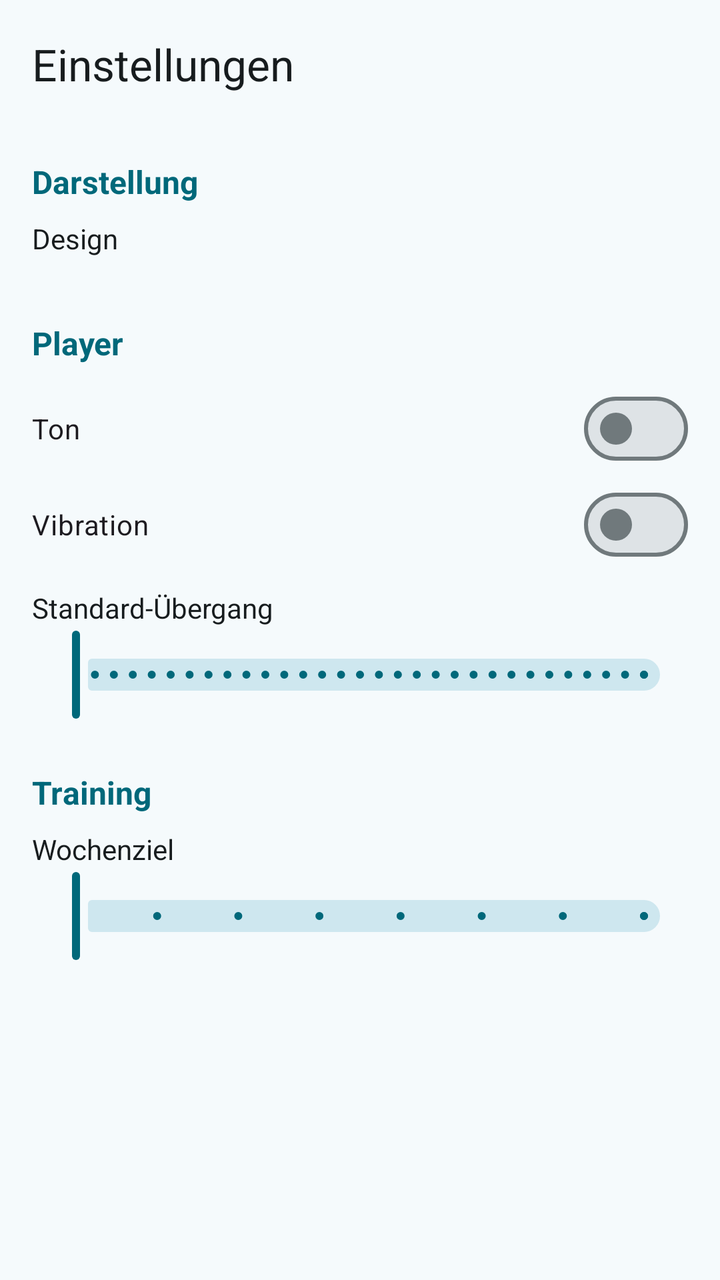
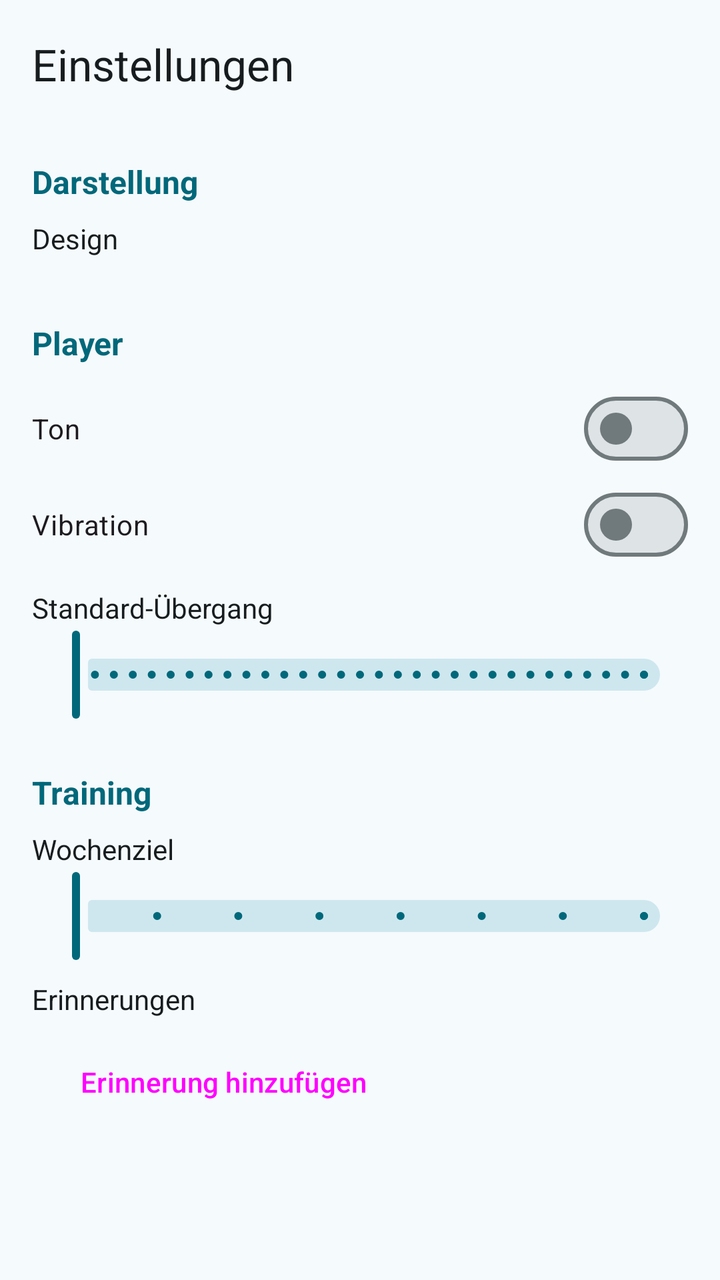

Screens rendered from an Android XML layout before and after an edit, with the pre-edit source and the edit as a unified diff.
<!-- AndroidManifest.xml: application theme Theme.Workout -->
<!-- res/layout/fragment_settings.xml -->
<?xml version="1.0" encoding="utf-8"?>
<LinearLayout xmlns:android="http://schemas.android.com/apk/res/android"
    xmlns:app="http://schemas.android.com/apk/res-auto"
    android:layout_width="match_parent"
    android:layout_height="match_parent"
    android:orientation="vertical">

    <com.google.android.material.appbar.MaterialToolbar
        android:id="@+id/toolbar"
        android:layout_width="match_parent"
        android:layout_height="?attr/actionBarSize"
        app:title="@string/einstellungen"/>

    <androidx.core.widget.NestedScrollView
        android:layout_width="match_parent"
        android:layout_height="match_parent">

        <LinearLayout
            android:layout_width="match_parent"
            android:layout_height="wrap_content"
            android:orientation="vertical"
            android:padding="16dp">

            <TextView
                android:id="@+id/txtAppearanceHeading"
                android:layout_width="wrap_content"
                android:layout_height="wrap_content"
                android:layout_marginBottom="8dp"
                android:text="@string/darstellung"
                android:textColor="?attr/colorPrimary"
                android:textSize="16sp"
                android:textStyle="bold"/>

            <TextView
                android:layout_width="wrap_content"
                android:layout_height="wrap_content"
                android:layout_marginBottom="8dp"
                android:labelFor="@id/groupDesign"
                android:text="@string/design"/>

            <com.google.android.material.button.MaterialButtonToggleGroup
                android:id="@+id/groupDesign"
                android:layout_width="match_parent"
                android:layout_height="wrap_content"
                android:layout_marginBottom="24dp"
                app:selectionRequired="true"
                app:singleSelection="true">

                <Button
                    android:id="@+id/btnDesignSystem"
                    style="?attr/materialButtonOutlinedStyle"
                    android:layout_width="0dp"
                    android:layout_height="wrap_content"
                    android:layout_weight="1"
                    android:text="@string/design_system"/>

                <Button
                    android:id="@+id/btnDesignLight"
                    style="?attr/materialButtonOutlinedStyle"
                    android:layout_width="0dp"
                    android:layout_height="wrap_content"
                    android:layout_weight="1"
                    android:text="@string/design_hell"/>

                <Button
                    android:id="@+id/btnDesignDark"
                    style="?attr/materialButtonOutlinedStyle"
                    android:layout_width="0dp"
                    android:layout_height="wrap_content"
                    android:layout_weight="1"
                    android:text="@string/design_dunkel"/>
            </com.google.android.material.button.MaterialButtonToggleGroup>

            <TextView
                android:id="@+id/txtPlayerHeading"
                android:layout_width="wrap_content"
                android:layout_height="wrap_content"
                android:layout_marginBottom="8dp"
                android:text="@string/player"
                android:textColor="?attr/colorPrimary"
                android:textSize="16sp"
                android:textStyle="bold"/>

            <com.google.android.material.materialswitch.MaterialSwitch
                android:id="@+id/switchSound"
                android:layout_width="match_parent"
                android:layout_height="wrap_content"
                android:minHeight="48dp"
                android:text="@string/ton"/>

            <com.google.android.material.materialswitch.MaterialSwitch
                android:id="@+id/switchVibration"
                android:layout_width="match_parent"
                android:layout_height="wrap_content"
                android:minHeight="48dp"
                android:text="@string/vibration"/>

            <LinearLayout
                android:layout_width="match_parent"
                android:layout_height="wrap_content"
                android:layout_marginTop="8dp"
                android:orientation="horizontal">

                <TextView
                    android:id="@+id/txtDefaultTransitionLabel"
                    android:layout_width="0dp"
                    android:layout_height="wrap_content"
                    android:layout_weight="1"
                    android:labelFor="@id/sliderDefaultTransition"
                    android:text="@string/standard_uebergang"/>

                <TextView
                    android:id="@+id/txtDefaultTransition"
                    android:layout_width="wrap_content"
                    android:layout_height="wrap_content"
                    android:textAppearance="?attr/textAppearanceBodyMedium"/>
            </LinearLayout>

            <com.google.android.material.slider.Slider
                android:id="@+id/sliderDefaultTransition"
                android:layout_width="match_parent"
                android:layout_height="wrap_content"
                android:contentDescription="@string/standard_uebergang"
                android:stepSize="1"
                android:valueFrom="0"
                android:valueTo="30"/>

            <TextView
                android:id="@+id/txtTrainingHeading"
                android:layout_width="wrap_content"
                android:layout_height="wrap_content"
                android:layout_marginTop="24dp"
                android:layout_marginBottom="8dp"
                android:text="@string/training"
                android:textColor="?attr/colorPrimary"
                android:textSize="16sp"
                android:textStyle="bold"/>

            <LinearLayout
                android:layout_width="match_parent"
                android:layout_height="wrap_content"
                android:orientation="horizontal">

                <TextView
                    android:layout_width="0dp"
                    android:layout_height="wrap_content"
                    android:layout_weight="1"
                    android:labelFor="@id/sliderWeeklyGoal"
                    android:text="@string/wochenziel"/>

                <TextView
                    android:id="@+id/txtWeeklyGoal"
                    android:layout_width="wrap_content"
                    android:layout_height="wrap_content"
                    android:textAppearance="?attr/textAppearanceBodyMedium"/>
            </LinearLayout>

            
            <com.google.android.material.slider.Slider
                android:id="@+id/sliderWeeklyGoal"
                android:layout_width="match_parent"
                android:layout_height="wrap_content"
                android:contentDescription="@string/wochenziel"
                android:stepSize="1"
                android:valueFrom="0"
                android:valueTo="7"/>
        </LinearLayout>
    </androidx.core.widget.NestedScrollView>
</LinearLayout>
<!-- resources referenced by this layout -->
<resources>
  <string name="darstellung">Darstellung</string>
  <string name="design">Design</string>
  <string name="design_dunkel">Dunkel</string>
  <string name="design_hell">Hell</string>
  <string name="design_system">System</string>
  <string name="einstellungen">Einstellungen</string>
  <string name="player">Player</string>
  <string name="standard_uebergang">Standard-Übergang</string>
  <string name="ton">Ton</string>
  <string name="training">Training</string>
  <string name="vibration">Vibration</string>
  <string name="wochenziel">Wochenziel</string>
  <style name="Theme.Workout" parent="Base.Theme.Workout" />
  <color name="primary">#00687A</color>
  <color name="on_primary">#FFFFFF</color>
  <color name="primary_container">#ACEDFF</color>
  <color name="on_primary_container">#001F26</color>
  <color name="primary_inverse">#84D2E7</color>
  <color name="secondary">#4B6269</color>
  <color name="on_secondary">#FFFFFF</color>
  <color name="secondary_container">#CEE7EF</color>
  <color name="on_secondary_container">#061F25</color>
  <color name="tertiary">#565D7E</color>
  <color name="on_tertiary">#FFFFFF</color>
  <color name="tertiary_container">#DDE1FF</color>
  <color name="on_tertiary_container">#131A37</color>
  <color name="error">#BA1A1A</color>
  <color name="on_error">#FFFFFF</color>
  <color name="error_container">#FFDAD6</color>
  <color name="on_error_container">#410002</color>
  <color name="surface">#F5FAFC</color>
  <color name="on_surface">#171C1E</color>
  <color name="surface_variant">#DBE4E7</color>
  <color name="on_surface_variant">#3F484B</color>
  <color name="surface_inverse">#2B3133</color>
  <color name="on_surface_inverse">#ECF2F4</color>
  <color name="surface_dim">#D5DBDD</color>
  <color name="surface_bright">#F5FAFC</color>
  <color name="surface_container_lowest">#FFFFFF</color>
  <color name="surface_container_low">#EFF4F7</color>
  <color name="surface_container">#E9EFF1</color>
  <color name="surface_container_high">#E3E9EB</color>
  <color name="surface_container_highest">#DEE3E6</color>
  <color name="outline">#70797C</color>
  <color name="outline_variant">#BFC8CB</color>
  <!-- unchanged entries left out for length: 1 -->
</resources>

<!-- the commit's change to res/layout/fragment_settings.xml (unified diff, before → after) -->
@@ -164,6 +164,54 @@
                 android:stepSize="1"
                 android:valueFrom="0"
                 android:valueTo="7"/>
+
+            <TextView
+                android:layout_width="wrap_content"
+                android:layout_height="wrap_content"
+                android:layout_marginTop="8dp"
+                android:text="@string/erinnerungen"/>
+
+            
+            <LinearLayout
+                android:id="@+id/groupNotificationsOff"
+                android:layout_width="match_parent"
+                android:layout_height="wrap_content"
+                android:layout_marginTop="8dp"
+                android:gravity="center_vertical"
+                android:orientation="horizontal"
+                android:visibility="gone">
+
+                <TextView
+                    android:layout_width="0dp"
+                    android:layout_height="wrap_content"
+                    android:layout_weight="1"
+                    android:text="@string/benachrichtigungen_aus"
+                    android:textAppearance="?attr/textAppearanceBodySmall"
+                    android:textColor="?attr/colorError"/>
+
+                <Button
+                    android:id="@+id/btnNotificationSettings"
+                    style="?attr/borderlessButtonStyle"
+                    android:layout_width="wrap_content"
+                    android:layout_height="wrap_content"
+                    android:text="@string/benachrichtigungen_erlauben"/>
+            </LinearLayout>
+
+            
+            <LinearLayout
+                android:id="@+id/listReminders"
+                android:layout_width="match_parent"
+                android:layout_height="wrap_content"
+                android:orientation="vertical"/>
+
+            <Button
+                android:id="@+id/btnAddReminder"
+                style="?attr/materialButtonOutlinedStyle"
+                android:layout_width="wrap_content"
+                android:layout_height="wrap_content"
+                android:layout_marginTop="8dp"
+                android:text="@string/erinnerung_hinzufuegen"
+                app:icon="@drawable/ic_add"/>
         </LinearLayout>
     </androidx.core.widget.NestedScrollView>
 </LinearLayout>
<!-- resource entries referenced after the edit -->
@@ -1,11 +1,25 @@
 <!-- resources referenced by this layout -->
 <resources>
+  <!-- drawable ic_add (drawable) -->
+  <vector xmlns:android="http://schemas.android.com/apk/res/android"
+      android:width="24dp"
+      android:height="24dp"
+      android:viewportWidth="24"
+      android:viewportHeight="24">
+      <path
+          android:fillColor="#FFFFFFFF"
+          android:pathData="M19,13h-6v6h-2v-6H5v-2h6V5h2v6h6v2z"/>
+  </vector>
+  <string name="benachrichtigungen_aus">Benachrichtigungen sind nicht erlaubt, deshalb bleiben die Erinnerungen stumm.</string>
+  <string name="benachrichtigungen_erlauben">Erlauben</string>
   <string name="darstellung">Darstellung</string>
   <string name="design">Design</string>
   <string name="design_dunkel">Dunkel</string>
   <string name="design_hell">Hell</string>
   <string name="design_system">System</string>
   <string name="einstellungen">Einstellungen</string>
+  <string name="erinnerung_hinzufuegen">Erinnerung hinzufügen</string>
+  <string name="erinnerungen">Erinnerungen</string>
   <string name="player">Player</string>
   <string name="standard_uebergang">Standard-Übergang</string>
   <string name="ton">Ton</string>
